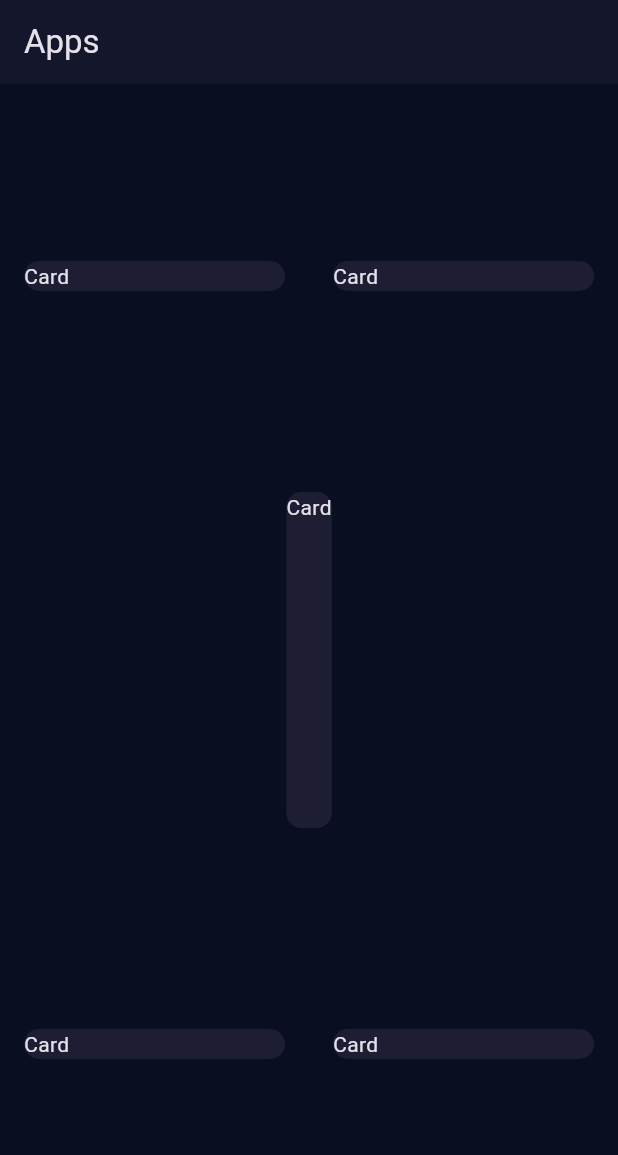
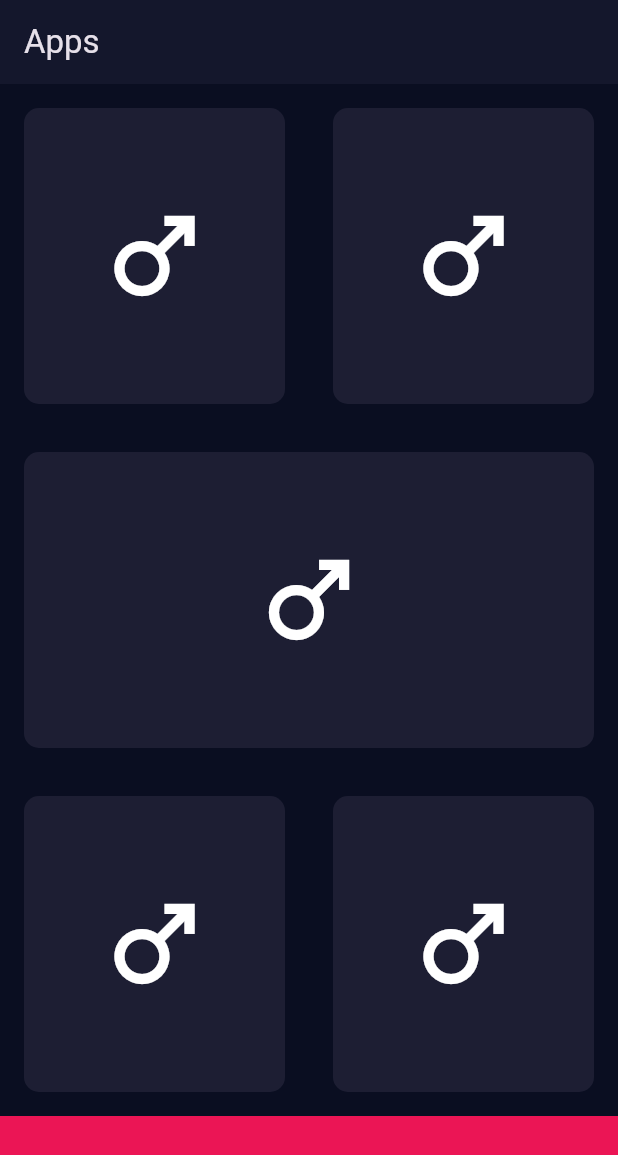
Before and after one commit to systemry420/flutter_apps, a Flutter app: the screen it shows after launch, on a phone screen of 412 x 824 dp. Shown: the top 1155 px of the screen. Run offline on Flutter 3.47's test engine with Material 3 defaults, Android fonts, the phone set to English and light mode, and no system bars; our stand-ins replace font_awesome_flutter.

Commit message:
including fa icons

```diff
--- a/lib/BMI/InputPage.dart
+++ b/lib/BMI/InputPage.dart
@@ -1,4 +1,7 @@
 import 'package:flutter/material.dart';
+import 'package:font_awesome_flutter/font_awesome_flutter.dart';
+
+const double bottomButtonHeight = 80.0;
 
 class InputPage extends StatefulWidget {
   const InputPage({super.key});
@@ -8,6 +11,7 @@ class InputPage extends StatefulWidget {
 }
 
 class _InputPageState extends State<InputPage> {
+
   @override
   Widget build(BuildContext context) {
     return Column(
@@ -29,6 +33,11 @@ class _InputPageState extends State<InputPage> {
             ],
           ),
         ),
+        Container(
+          color: Color(0xFFEB1555),
+          height: bottomButtonHeight,
+          width: double.infinity,
+        )
       ],
     );
   }
@@ -41,8 +50,11 @@ class Card extends StatelessWidget {
   @override
   Widget build(BuildContext context) {
     return Container(
-      child: Text('Card'),
+      child: Icon(Icons.male, size: 80,),
+      height: 200,
+      width: double.infinity,
       margin: EdgeInsets.all(16),
+
       decoration: BoxDecoration(
           color: bgColor,
           borderRadius: BorderRadius.circular(10)),
--- a/pubspec.yaml
+++ b/pubspec.yaml
@@ -35,6 +35,7 @@ dependencies:
   # The following adds the Cupertino Icons font to your application.
   # Use with the CupertinoIcons class for iOS style icons.
   cupertino_icons: ^1.0.2
+  font_awesome_flutter: ^10.7.0
 
 dev_dependencies:
   flutter_test:
```
Also changed, not shown: pubspec.lock, 1 other file.
